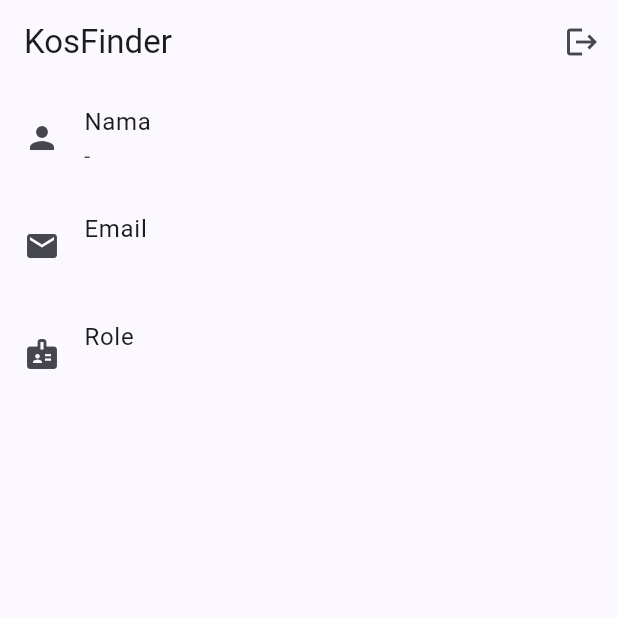
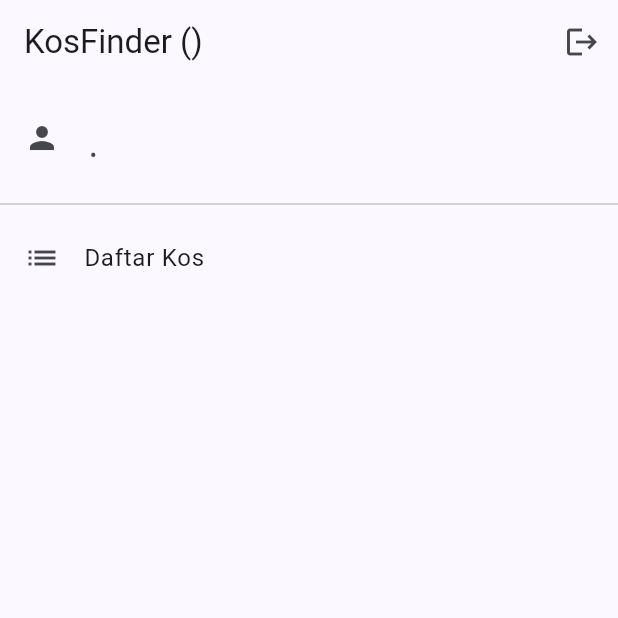
Before and after one commit to rendiwkus/kosfinder_app, a Flutter app: the HomePage screen opened directly, on a phone screen of 412 x 824 dp, the top half of it. Run offline on Flutter 3.47's test engine with Material 3 defaults, Android fonts, the phone set to English and light mode, and no system bars; our stand-ins replace firebase_core, supabase_flutter; accounts and stored records are empty.

Commit message:
feat: implement role based interface authorization

```diff
--- a/lib/pages/home_page.dart
+++ b/lib/pages/home_page.dart
@@ -1,6 +1,7 @@
 import 'package:flutter/material.dart';
 import '../services/auth_service.dart';
 import '../services/profile_service.dart';
+import '../widgets/role_guard.dart';
 import 'login_page.dart';
 
 class HomePage extends StatefulWidget {
@@ -30,9 +31,24 @@ class _HomePageState extends State<HomePage> {
 
   @override
   Widget build(BuildContext context) {
+    return FutureBuilder<UserProfile?>(
+      future: _profileFuture,
+      builder: (context, snap) {
+        if (snap.connectionState != ConnectionState.done) {
+          return const Scaffold(
+            body: Center(child: CircularProgressIndicator()),
+          );
+        }
+        final p = snap.data;
+        if (snap.hasError || p == null) {
+          return const Scaffold(
+            body: Center(child: Text('Gagal memuat profil')),
+          );
+        }
+
         return Scaffold(
           appBar: AppBar(
-        title: const Text('KosFinder'),
+            title: Text('KosFinder (${p.role})'),
             actions: [
               IconButton(
                 tooltip: 'Logout',
@@ -41,37 +57,43 @@ class _HomePageState extends State<HomePage> {
               ),
             ],
           ),
-      body: FutureBuilder<UserProfile?>(
-        future: _profileFuture,
-        builder: (context, snap) {
-          if (snap.connectionState != ConnectionState.done) {
-            return const Center(child: CircularProgressIndicator());
-          }
-          if (snap.hasError || snap.data == null) {
-            return const Center(child: Text('Gagal memuat profil'));
-          }
-          final p = snap.data!;
-          return ListView(
+          body: ListView(
             children: [
               ListTile(
                 leading: const Icon(Icons.person),
-                title: const Text('Nama'),
-                subtitle: Text(p.name.isEmpty ? '-' : p.name),
+                title: Text(p.name.isEmpty ? p.email : p.name),
+                subtitle: Text('${p.email} • ${p.role}'),
               ),
-              ListTile(
-                leading: const Icon(Icons.email),
-                title: const Text('Email'),
-                subtitle: Text(p.email),
+              const Divider(),
+              const ListTile(
+                leading: Icon(Icons.list),
+                title: Text('Daftar Kos'),
               ),
-              ListTile(
-                leading: const Icon(Icons.badge),
-                title: const Text('Role'),
-                subtitle: Text(p.role),
+              if (p.isOwner || p.isAdmin)
+                const ListTile(
+                  leading: Icon(Icons.home_work),
+                  title: Text('My Kos'),
+                ),
+              if (p.isAdmin)
+                const ListTile(
+                  leading: Icon(Icons.admin_panel_settings),
+                  title: Text('Kelola Data (Admin)'),
                 ),
             ],
+          ),
+          floatingActionButton: RoleGuard(
+            role: p.role,
+            allowed: const ['owner', 'admin'],
+            child: FloatingActionButton.extended(
+              onPressed: () {
+                // Akan dihubungkan ke form Tambah Kos pada Step 5
+              },
+              icon: const Icon(Icons.add_home),
+              label: const Text('Tambah Kos'),
+            ),
+          ),
         );
       },
-      ),
     );
   }
 }
--- /dev/null
+++ b/lib/widgets/role_guard.dart
@@ -0,0 +1,19 @@
+import 'package:flutter/material.dart';
+
+class RoleGuard extends StatelessWidget {
+  const RoleGuard({
+    super.key,
+    required this.role,
+    required this.allowed,
+    required this.child,
+  });
+
+  final String role;
+  final List<String> allowed;
+  final Widget child;
+
+  @override
+  Widget build(BuildContext context) {
+    return allowed.contains(role) ? child : const SizedBox.shrink();
+  }
+}
```
Lines whose indentation alone changed are shown as unchanged.
